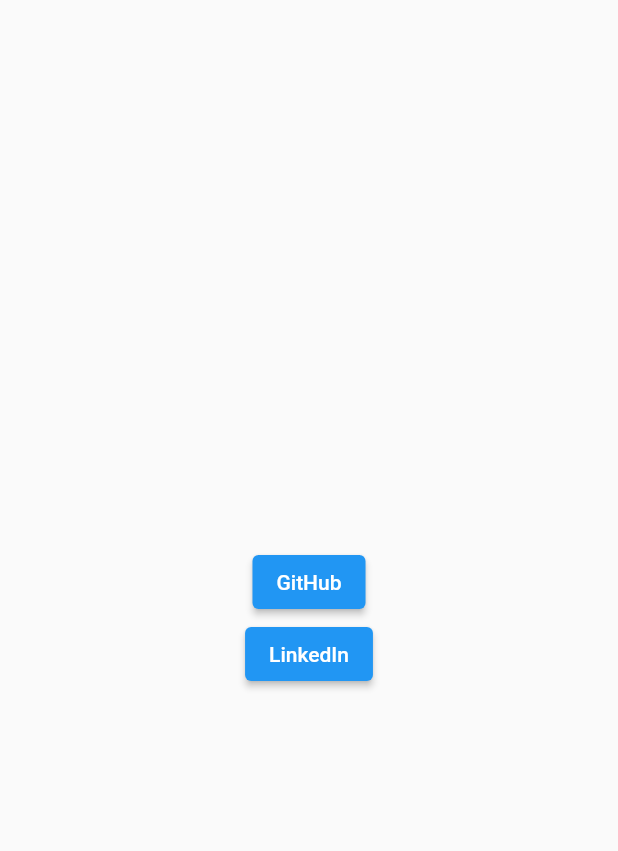
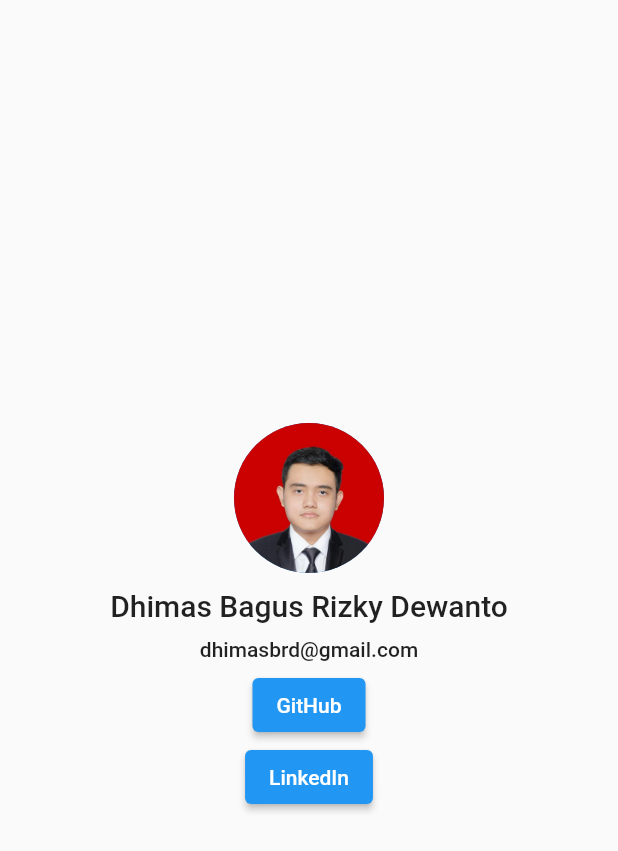
Before and after one commit to dhimasdewanto/prime_number, a Flutter app: the InformationView widget shown alone on an empty page, opened directly, on a phone screen of 412 x 824 dp. Shown: the top 851 px of the screen. Run offline on Flutter 3.47's test engine with Material 2 defaults, Android fonts, the phone set to English and light mode, and no system bars.

Commit message:
Add profile image in information view

```diff
--- a/lib/views/information_view.dart
+++ b/lib/views/information_view.dart
@@ -12,6 +12,21 @@
       child: Column(
         mainAxisSize: MainAxisSize.min,
         children: [
+          const CircleAvatar(
+            radius: 50,
+            backgroundImage: AssetImage("assets/images/profile.jpeg"),
+          ),
+          const SizedBox(height: 10),
+          Text(
+            "Dhimas Bagus Rizky Dewanto",
+            style: Theme.of(context).textTheme.headline6,
+          ),
+          const SizedBox(height: 10),
+          Text(
+            "dhimasbrd@gmail.com",
+            style: Theme.of(context).textTheme.bodyText1,
+          ),
+          const SizedBox(height: 5),
           ElevatedButton(
             onPressed: () {
               _lauchUrl("https://github.com/dhimasdewanto");
@@ -20,7 +35,8 @@
           ),
           ElevatedButton(
             onPressed: () {
-              _lauchUrl("https://www.linkedin.com/in/dhimas-bagus-rizky-dewanto-449b6b151/");
+              _lauchUrl(
+                  "https://www.linkedin.com/in/dhimas-bagus-rizky-dewanto-449b6b151/");
             },
             child: const Text("LinkedIn"),
           ),
```
Also changed, not shown: pubspec.yaml (+4 -3 lines), assets/images/profile.jpeg (added).
